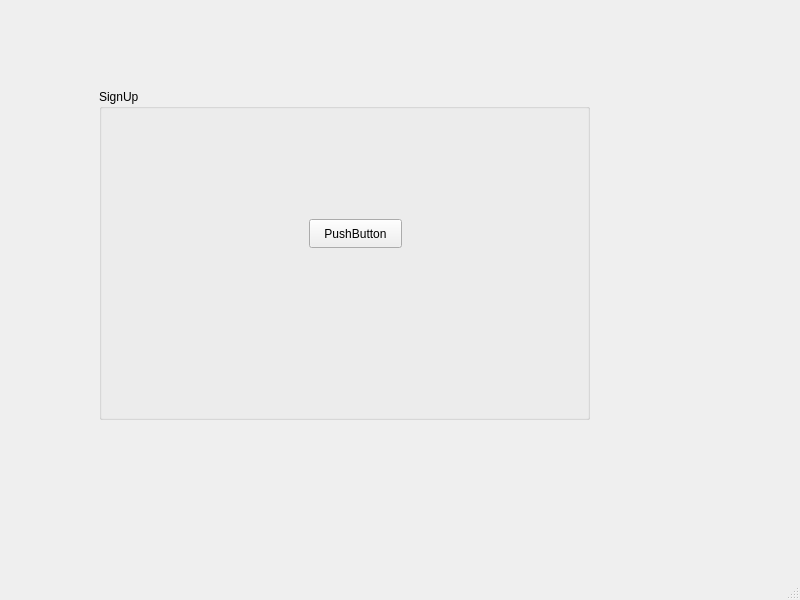
Ragab21/AI-XO, file Log/mainwindow.ui: the form before one commit.
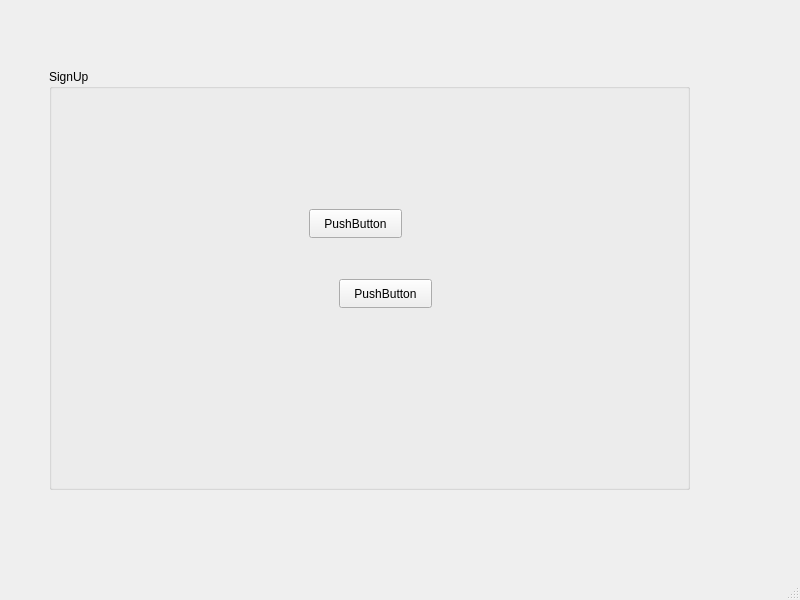
The form after the commit.

What changed in the file:
```diff
--- a/Log/mainwindow.ui
+++ b/Log/mainwindow.ui
@@ -15,7 +15,7 @@
   </property>
   <widget class="QWidget" name="centralwidget">
    <layout class="QGridLayout" name="gridLayout">
-    <item row="0" column="1">
+    <item row="0" column="0">
      <widget class="QStackedWidget" name="stackedWidget">
       <property name="sizePolicy">
        <sizepolicy hsizetype="Minimum" vsizetype="Minimum">
@@ -150,10 +150,10 @@
        <widget class="QGroupBox" name="groupBox_2">
         <property name="geometry">
          <rect>
-          <x>90</x>
-          <y>80</y>
-          <width>491</width>
-          <height>331</height>
+          <x>40</x>
+          <y>60</y>
+          <width>641</width>
+          <height>421</height>
          </rect>
         </property>
         <property name="title">
@@ -162,8 +162,21 @@
         <widget class="QPushButton" name="pushButton_2">
          <property name="geometry">
           <rect>
-           <x>210</x>
-           <y>130</y>
+           <x>290</x>
+           <y>210</y>
+           <width>93</width>
+           <height>29</height>
+          </rect>
+         </property>
+         <property name="text">
+          <string>PushButton</string>
+         </property>
+        </widget>
+        <widget class="QPushButton" name="pushButton_12">
+         <property name="geometry">
+          <rect>
+           <x>260</x>
+           <y>140</y>
            <width>93</width>
            <height>29</height>
           </rect>
```
